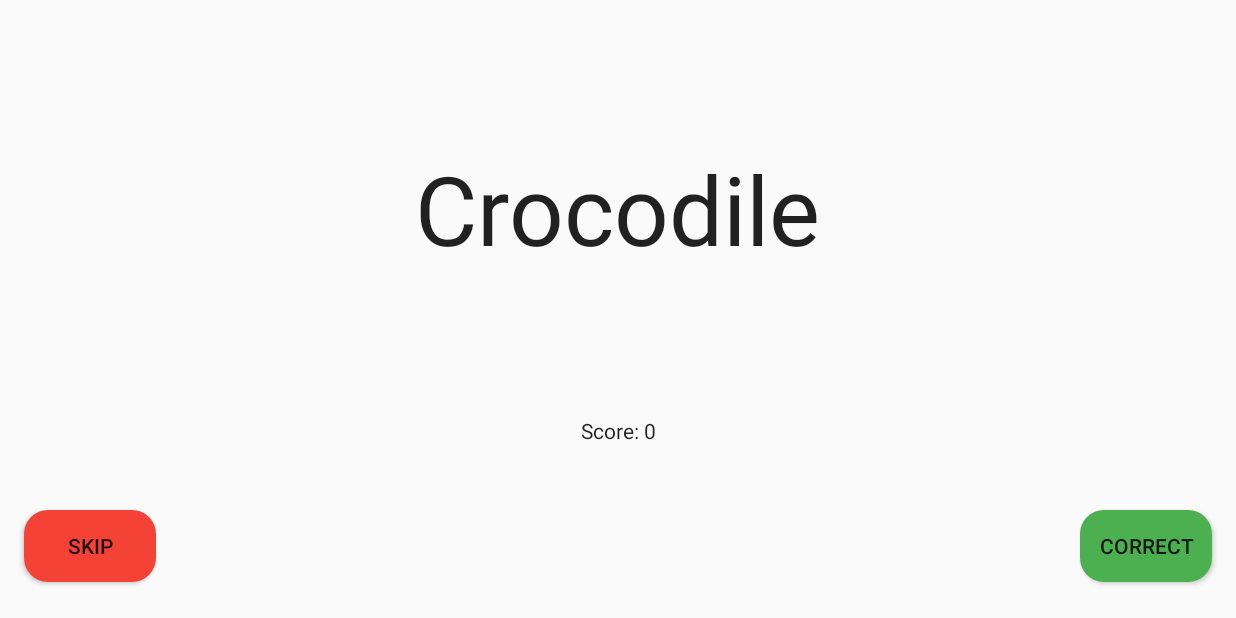
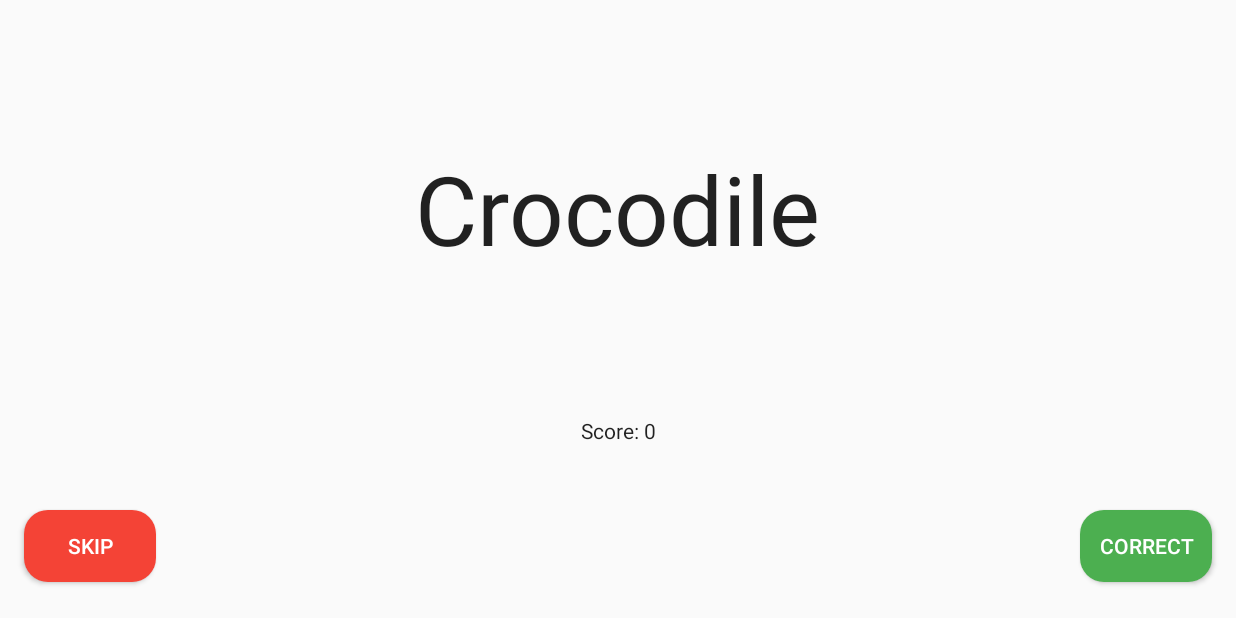
Before and after one commit to thomyfarhan/explainimal, an Android app: the GameFragment screen opened through its navigation route, on a phone screen of 824 x 412 dp (held sideways). Run offline under Robolectric (Android 15) with nearby library versions, the phone set to English and light mode, and no system bars; our stand-ins replace data binding; 1 statement that could not run was skipped.

Commit message:
[Fragment Game] Modify items in layout

```diff
--- a/app/src/main/res/layout/fragment_game.xml
+++ b/app/src/main/res/layout/fragment_game.xml
@@ -72,6 +72,7 @@
             app:layout_constraintTop_toBottomOf="@+id/guideline_game_margin_bottom"
             app:layout_constraintStart_toStartOf="@+id/guideline_game_margin_start"
             android:onClick="@{() -> viewModel.onSkip()}"
+            android:textColor="@android:color/white"
             android:text="@string/btn_game_skip_text"/>
 
         <Button
@@ -83,6 +84,7 @@
             app:layout_constraintBottom_toBottomOf="parent"
             app:layout_constraintTop_toBottomOf="@+id/guideline_game_margin_bottom"
             android:onClick="@{() -> viewModel.onCorrect()}"
+            android:textColor="@android:color/white"
             android:text="@string/btn_game_correct_text"/>
 
     </androidx.constraintlayout.widget.ConstraintLayout>
```
